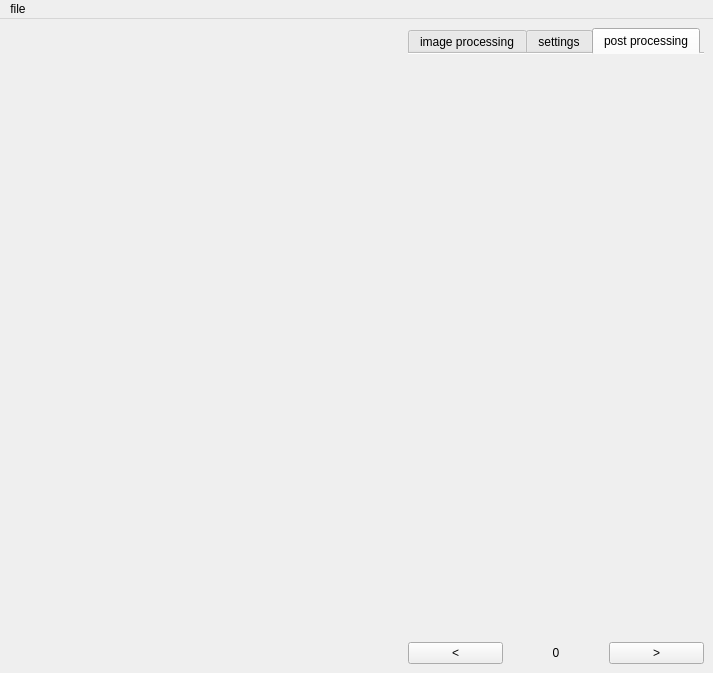
This is package/MainWindow.ui in OpenPIV/openpiv_gui as Qt 5 draws it before an edit. The edited form follows.
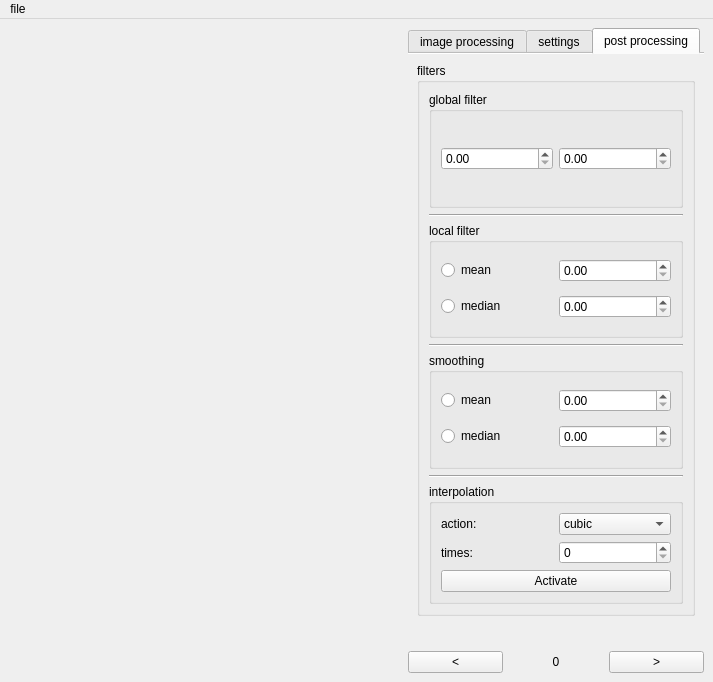
This is the edited form. The open tabs and pages were chosen to show the change. Icons and pictures are not drawn.

Commit message: I'v removed the HorizontalTextBar file, created a post processing tab (still didnt added it to the main progrem) and putted filters and some minor changes

The edit to the form file:
```diff
--- a/package/MainWindow.ui
+++ b/package/MainWindow.ui
@@ -7,7 +7,7 @@
     <x>0</x>
     <y>0</y>
     <width>713</width>
-    <height>661</height>
+    <height>682</height>
    </rect>
   </property>
   <property name="mouseTracking">
@@ -912,6 +912,179 @@
        <attribute name="title">
         <string>post processing</string>
        </attribute>
+       <layout class="QGridLayout" name="gridLayout_15">
+        <item row="0" column="0">
+         <widget class="QGroupBox" name="groupBox">
+          <property name="title">
+           <string>filters</string>
+          </property>
+          <layout class="QGridLayout" name="gridLayout_14">
+           <item row="2" column="0">
+            <widget class="QGroupBox" name="groupBox_3">
+             <property name="title">
+              <string>local filter</string>
+             </property>
+             <layout class="QGridLayout" name="gridLayout_16">
+              <item row="1" column="1">
+               <widget class="QDoubleSpinBox" name="doubleSpinBox_4"/>
+              </item>
+              <item row="0" column="1">
+               <widget class="QDoubleSpinBox" name="doubleSpinBox_3"/>
+              </item>
+              <item row="1" column="0">
+               <widget class="QRadioButton" name="radioButton_2">
+                <property name="text">
+                 <string>median</string>
+                </property>
+               </widget>
+              </item>
+              <item row="0" column="0">
+               <widget class="QRadioButton" name="radioButton">
+                <property name="text">
+                 <string>mean</string>
+                </property>
+               </widget>
+              </item>
+             </layout>
+            </widget>
+           </item>
+           <item row="5" column="0">
+            <widget class="QGroupBox" name="groupBox_4">
+             <property name="title">
+              <string>smoothing</string>
+             </property>
+             <layout class="QGridLayout" name="gridLayout_17">
+              <item row="0" column="0">
+               <widget class="QRadioButton" name="radioButton_3">
+                <property name="text">
+                 <string>mean</string>
+                </property>
+               </widget>
+              </item>
+              <item row="0" column="1">
+               <widget class="QDoubleSpinBox" name="doubleSpinBox_5"/>
+              </item>
+              <item row="1" column="0">
+               <widget class="QRadioButton" name="radioButton_4">
+                <property name="text">
+                 <string>median</string>
+                </property>
+               </widget>
+              </item>
+              <item row="1" column="1">
+               <widget class="QDoubleSpinBox" name="doubleSpinBox_6"/>
+              </item>
+             </layout>
+            </widget>
+           </item>
+           <item row="0" column="0">
+            <widget class="QGroupBox" name="groupBox_2">
+             <property name="title">
+              <string>global filter</string>
+             </property>
+             <layout class="QGridLayout" name="gridLayout_13">
+              <item row="0" column="0">
+               <widget class="QDoubleSpinBox" name="doubleSpinBox"/>
+              </item>
+              <item row="0" column="1">
+               <widget class="QDoubleSpinBox" name="doubleSpinBox_2"/>
+              </item>
+             </layout>
+            </widget>
+           </item>
+           <item row="1" column="0">
+            <widget class="Line" name="line">
+             <property name="orientation">
+              <enum>Qt::Horizontal</enum>
+             </property>
+            </widget>
+           </item>
+           <item row="4" column="0">
+            <widget class="Line" name="line_2">
+             <property name="orientation">
+              <enum>Qt::Horizontal</enum>
+             </property>
+            </widget>
+           </item>
+           <item row="6" column="0">
+            <widget class="Line" name="line_3">
+             <property name="orientation">
+              <enum>Qt::Horizontal</enum>
+             </property>
+            </widget>
+           </item>
+           <item row="7" column="0">
+            <widget class="QGroupBox" name="groupBox_5">
+             <property name="title">
+              <string>interpolation </string>
+             </property>
+             <layout class="QGridLayout" name="gridLayout_18">
+              <item row="1" column="1">
+               <widget class="QSpinBox" name="spinBox"/>
+              </item>
+              <item row="0" column="0">
+               <widget class="QLabel" name="label_4">
+                <property name="text">
+                 <string>action:</string>
+                </property>
+               </widget>
+              </item>
+              <item row="0" column="1">
+               <widget class="QComboBox" name="comboBox_2">
+                <item>
+                 <property name="text">
+                  <string>cubic</string>
+                 </property>
+                </item>
+                <item>
+                 <property name="text">
+                  <string>linear</string>
+                 </property>
+                </item>
+                <item>
+                 <property name="text">
+                  <string>nearest</string>
+                 </property>
+                </item>
+               </widget>
+              </item>
+              <item row="1" column="0">
+               <widget class="QLabel" name="label_5">
+                <property name="text">
+                 <string>times:</string>
+                </property>
+               </widget>
+              </item>
+              <item row="2" column="0" colspan="2">
+               <widget class="QPushButton" name="pushButton_2">
+                <property name="text">
+                 <string>Activate</string>
+                </property>
+               </widget>
+              </item>
+             </layout>
+            </widget>
+           </item>
+          </layout>
+         </widget>
+        </item>
+        <item row="1" column="0">
+         <spacer name="verticalSpacer_7">
+          <property name="orientation">
+           <enum>Qt::Vertical</enum>
+          </property>
+          <property name="sizeType">
+           <enum>QSizePolicy::Preferred</enum>
+          </property>
+          <property name="sizeHint" stdset="0">
+           <size>
+            <width>20</width>
+            <height>20</height>
+           </size>
+          </property>
+         </spacer>
+        </item>
+       </layout>
       </widget>
      </widget>
     </item>
```
Left out of the diff: 2 changed lines with no effect on the pictures. The commit also changes 4 other files.
